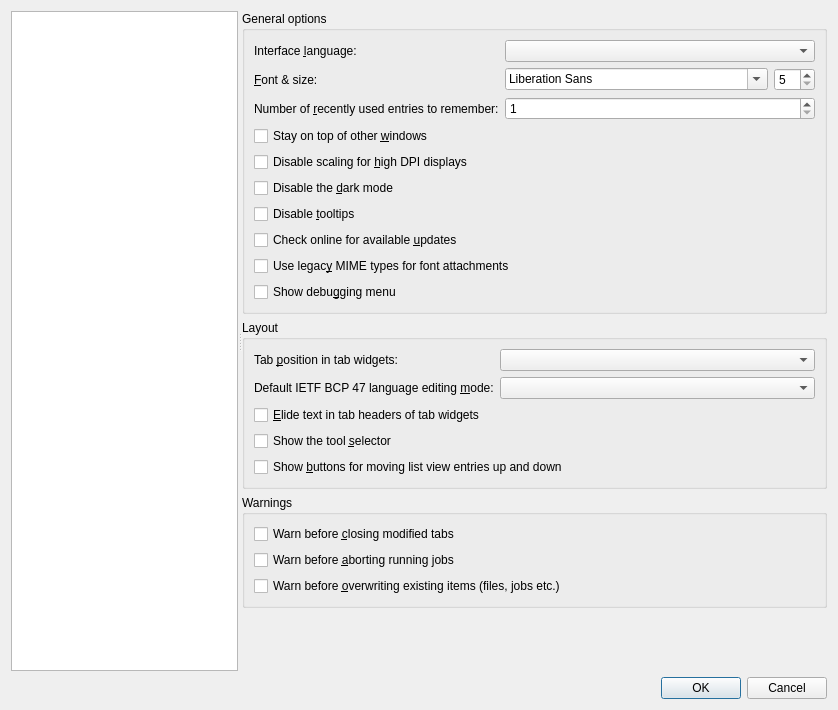
First picture: the form in src/mkvtoolnix-gui/forms/main_window/preferences_dialog.ui, repository jpsdr/MKVToolnix-Windows-7, before the edit.
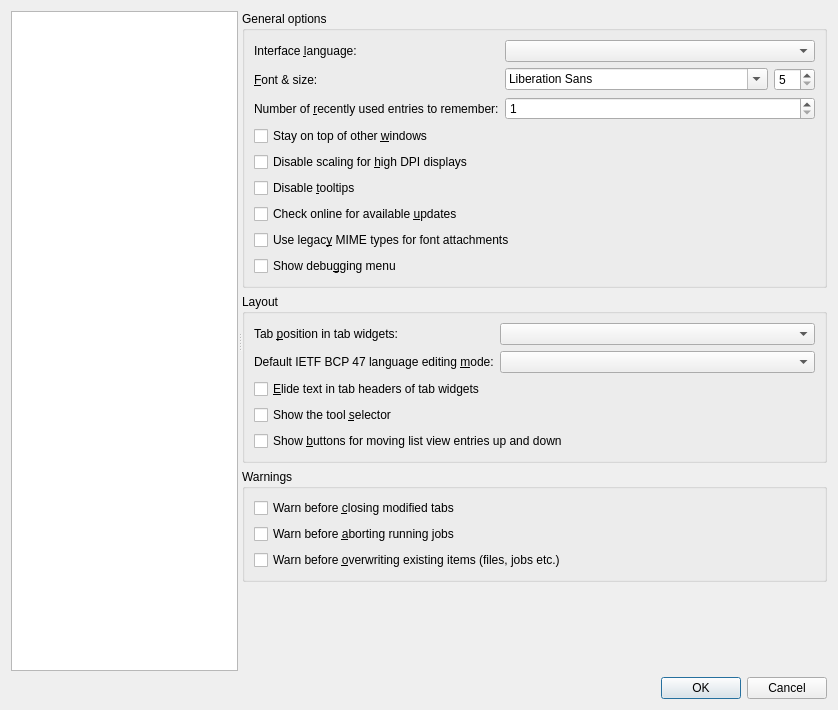
Second picture: the form after the edit. Icons and pictures are not drawn. Custom widgets are drawn as their Qt base class.

Commit message:
GUI: preferences: remove "disable dark style sheet" checkbox
There's no functionality left behind it.

Patch:
```diff
--- a/src/mkvtoolnix-gui/forms/main_window/preferences_dialog.ui
+++ b/src/mkvtoolnix-gui/forms/main_window/preferences_dialog.ui
@@ -167,13 +167,6 @@
              </property>
             </widget>
            </item>
-           <item>
-            <widget class="QCheckBox" name="cbGuiDisableDarkStyleSheet">
-             <property name="text">
-              <string>Disable the &amp;dark mode</string>
-             </property>
-            </widget>
-           </item>
            <item>
             <widget class="QCheckBox" name="cbGuiDisableToolTips">
              <property name="text">
```
Left out of the diff: 1 changed line with no effect on the pictures. The commit also changes 1 other file.
